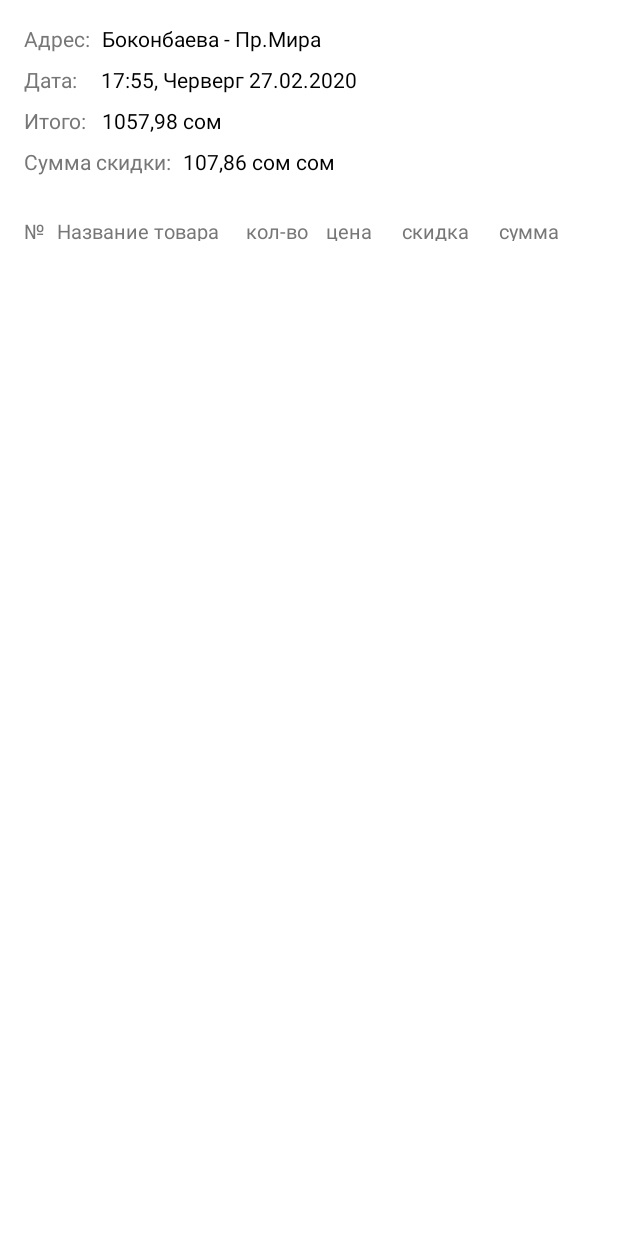
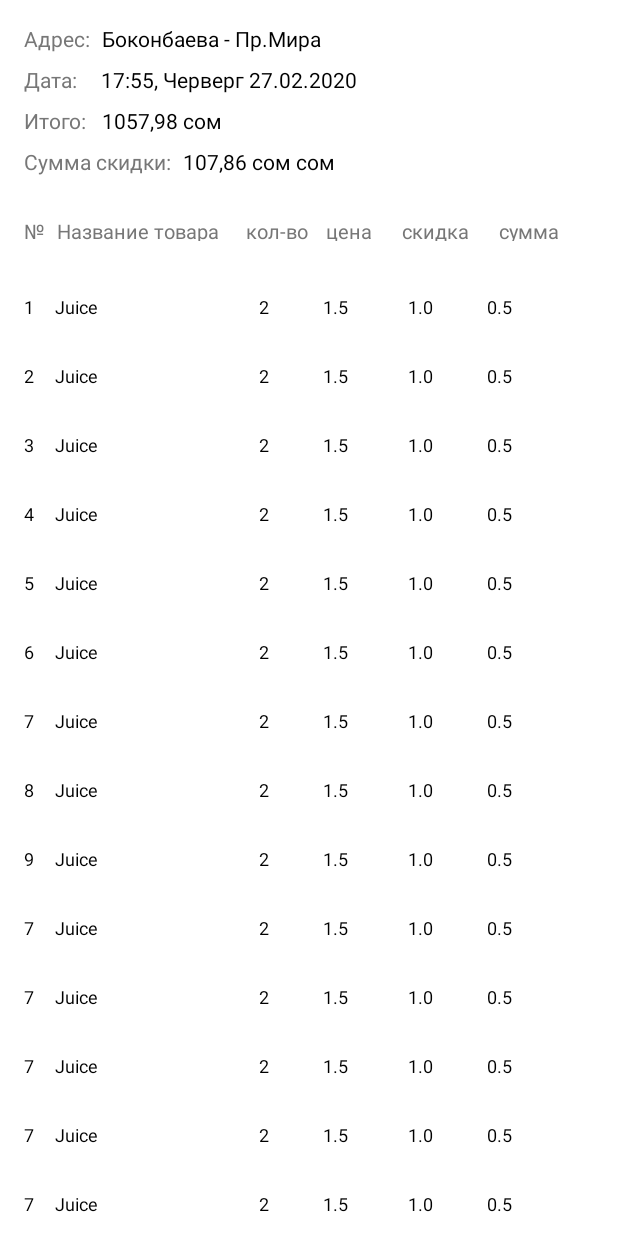
Before and after one commit to md-malikovich/MyFirstKotlinApp, an Android app: the ThirdActivity screen opened directly, with no data from a screen before it, on a phone screen of 412 x 824 dp. Run offline under Robolectric (Android 15) with nearby library versions, the phone set to English and light mode, and no system bars.

Commit message:
RecyclerView done

```diff
--- a/app/src/main/java/com/e/myfirstkotlinapp/ui/ThirdActivity.kt
+++ b/app/src/main/java/com/e/myfirstkotlinapp/ui/ThirdActivity.kt
@@ -24,7 +24,7 @@ class ThirdActivity : AppCompatActivity() {
     @SuppressLint("WrongConstant")
     fun recyclerViewBuilder() {
         val recyclerView = findViewById<RecyclerView>(R.id.recyclerView)
-        recyclerView.layoutManager = LinearLayoutManager(this, LinearLayout.HORIZONTAL, false)
+        recyclerView.layoutManager = LinearLayoutManager(this, LinearLayout.VERTICAL, false)
 
         purchases.add(Purchases(1,"Juice", 1.5, 2, 1.0, 0.5))
         purchases.add(Purchases(2,"Juice", 1.5, 2, 1.0, 0.5))
@@ -33,8 +33,34 @@ class ThirdActivity : AppCompatActivity() {
         purchases.add(Purchases(5,"Juice", 1.5, 2, 1.0, 0.5))
         purchases.add(Purchases(6,"Juice", 1.5, 2, 1.0, 0.5))
         purchases.add(Purchases(7,"Juice", 1.5, 2, 1.0, 0.5))
+        purchases.add(Purchases(8,"Juice", 1.5, 2, 1.0, 0.5))
+        purchases.add(Purchases(9,"Juice", 1.5, 2, 1.0, 0.5))
+        purchases.add(Purchases(7,"Juice", 1.5, 2, 1.0, 0.5))
+        purchases.add(Purchases(7,"Juice", 1.5, 2, 1.0, 0.5))
+        purchases.add(Purchases(7,"Juice", 1.5, 2, 1.0, 0.5))
+        purchases.add(Purchases(7,"Juice", 1.5, 2, 1.0, 0.5))
+        purchases.add(Purchases(7,"Juice", 1.5, 2, 1.0, 0.5))
+        purchases.add(Purchases(7,"Juice", 1.5, 2, 1.0, 0.5))
+        purchases.add(Purchases(7,"Juice", 1.5, 2, 1.0, 0.5))
+        purchases.add(Purchases(7,"Juice", 1.5, 2, 1.0, 0.5))
+        purchases.add(Purchases(7,"Juice", 1.5, 2, 1.0, 0.5))
+        purchases.add(Purchases(7,"Juice", 1.5, 2, 1.0, 0.5))
+        purchases.add(Purchases(7,"Juice", 1.5, 2, 1.0, 0.5))
+        purchases.add(Purchases(7,"Juice", 1.5, 2, 1.0, 0.5))
+        purchases.add(Purchases(7,"Juice", 1.5, 2, 1.0, 0.5))
+        purchases.add(Purchases(7,"Juice", 1.5, 2, 1.0, 0.5))
+        purchases.add(Purchases(7,"Juice", 1.5, 2, 1.0, 0.5))
+        purchases.add(Purchases(7,"Juice", 1.5, 2, 1.0, 0.5))
+        purchases.add(Purchases(7,"Juice", 1.5, 2, 1.0, 0.5))
+        purchases.add(Purchases(7,"Juice", 1.5, 2, 1.0, 0.5))
+        purchases.add(Purchases(7,"Juice", 1.5, 2, 1.0, 0.5))
+        purchases.add(Purchases(7,"Juice", 1.5, 2, 1.0, 0.5))
+        purchases.add(Purchases(7,"Juice", 1.5, 2, 1.0, 0.5))
+        purchases.add(Purchases(7,"Juice", 1.5, 2, 1.0, 0.5))
+        purchases.add(Purchases(7,"Juice", 1.5, 2, 1.0, 0.5))
+        purchases.add(Purchases(7,"Juice", 1.5, 2, 1.0, 0.5))
 
-        val adapter = Adapter(purchases) //TODO:
+        val adapter = com.e.myfirstkotlinapp.ui.recycler.Adapter(purchases)
         recyclerView.adapter = adapter //TODO:
     }
 }
--- a/app/src/main/res/layout/item_third_layout.xml
+++ b/app/src/main/res/layout/item_third_layout.xml
@@ -2,7 +2,7 @@
 <LinearLayout xmlns:android="http://schemas.android.com/apk/res/android"
     xmlns:tools="http://schemas.android.com/tools"
     android:layout_width="match_parent"
-    android:layout_height="match_parent"
+    android:layout_height="wrap_content"
     android:orientation="horizontal"
     android:padding="8dp"
     tools:context=".ui.ThirdActivity">
```
